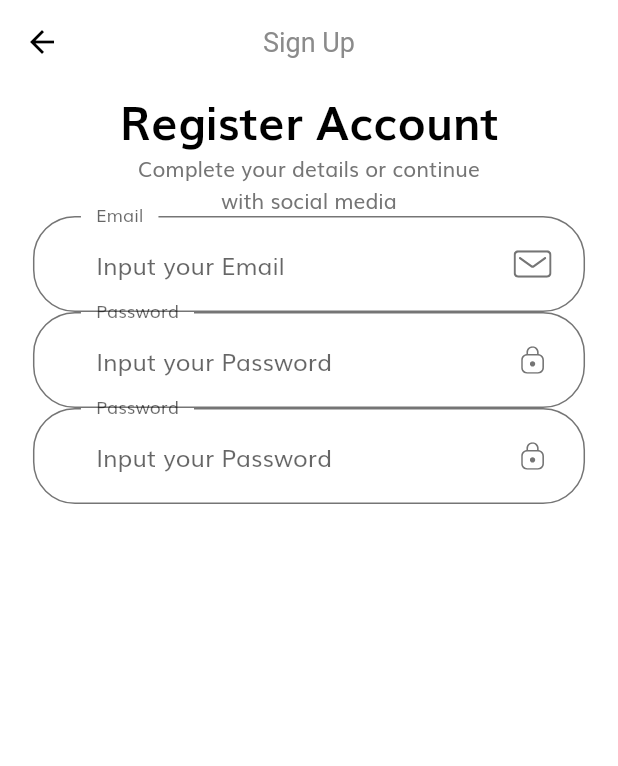
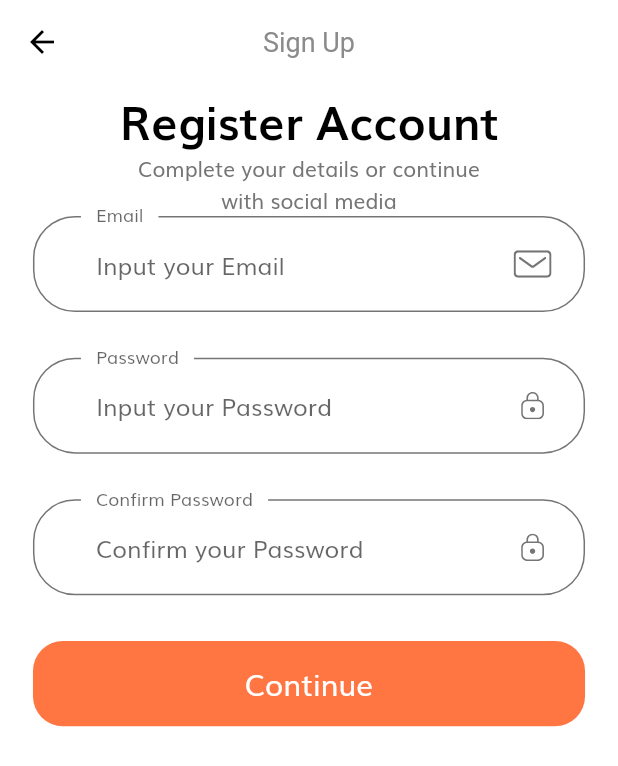
Before and after one commit to kokodavid/Ecommerce_U, a Flutter app: the SignUpScreen screen opened by its route, on a phone screen of 412 x 824 dp. Shown: the top 766 px of the screen. Run offline on Flutter 3.47's test engine with Material 2 defaults, Android fonts, the phone set to English and light mode, and no system bars; our stand-ins replace flutter_svg.

Commit message:
Sign up Forms validations

```diff
--- a/lib/screens/sign_up/components/body.dart
+++ b/lib/screens/sign_up/components/body.dart
@@ -1,4 +1,6 @@
 import 'package:ecommerce/components/custom_surfix_icon.dart';
+import 'package:ecommerce/components/default_button.dart';
+import 'package:ecommerce/components/form_error.dart';
 import 'package:ecommerce/constants.dart';
 import 'package:ecommerce/size_config.dart';
 import 'package:flutter/material.dart';
@@ -38,6 +40,8 @@ class _SignUpFormState extends State<SignUpForm> {
   String password;
   String confirm_password;
   final List<String> errors = [];
+  final _formKey = GlobalKey<FormState>();
+
 
   void addError({String error}) {
     if(!errors.contains(error))
@@ -55,11 +59,22 @@ class _SignUpFormState extends State<SignUpForm> {
   @override
   Widget build(BuildContext context) {
     return Form(
+      key: _formKey,
       child: Column(
         children: [
           buildEmailFormField(),
+          SizedBox(height: getProportionateScreenHeight(30),),
           buildPassFormField(),
-          buildPassFormField()
+          SizedBox(height: getProportionateScreenHeight(30),),
+          buildConfirmPassFormField(),
+          SizedBox(height: getProportionateScreenHeight(30),),
+          FormError(errors: errors),
+          DefaultButton(text: "Continue",
+            press: () {
+              if(_formKey.currentState.validate()){
+                //Go to complete profile
+              }
+            },)
         ],
       ),
     );
@@ -98,6 +113,40 @@ class _SignUpFormState extends State<SignUpForm> {
         );
   }
 
+  TextFormField buildConfirmPassFormField() {
+    return TextFormField(
+      obscureText: true,
+      onChanged: (value) {
+        if (value.isNotEmpty ){
+          removeError(error: kPassNullError );
+        }else if(value.length >= 8){
+          removeError(error: kPassNullError);
+        }
+        return null;
+
+      },
+      validator: (value){
+        if (value.isEmpty ){
+          addError(error: kPassNullError );
+          return "";
+        }else if(value.length < 8){
+          addError(error: kShortNullError);
+          return "";
+        }
+        return null;
+      },
+      decoration: InputDecoration(
+        labelText: "Confirm Password",
+        hintText: "Confirm your Password",
+        floatingLabelBehavior: FloatingLabelBehavior.always,
+        suffixIcon: CustomSuffixIcon(
+          svgIcon: "assets/icons/Lock.svg",
+        ),
+      ),
+    );
+  }
+
+
   TextFormField buildEmailFormField() {
     return TextFormField(
           keyboardType: TextInputType.emailAddress,
```
